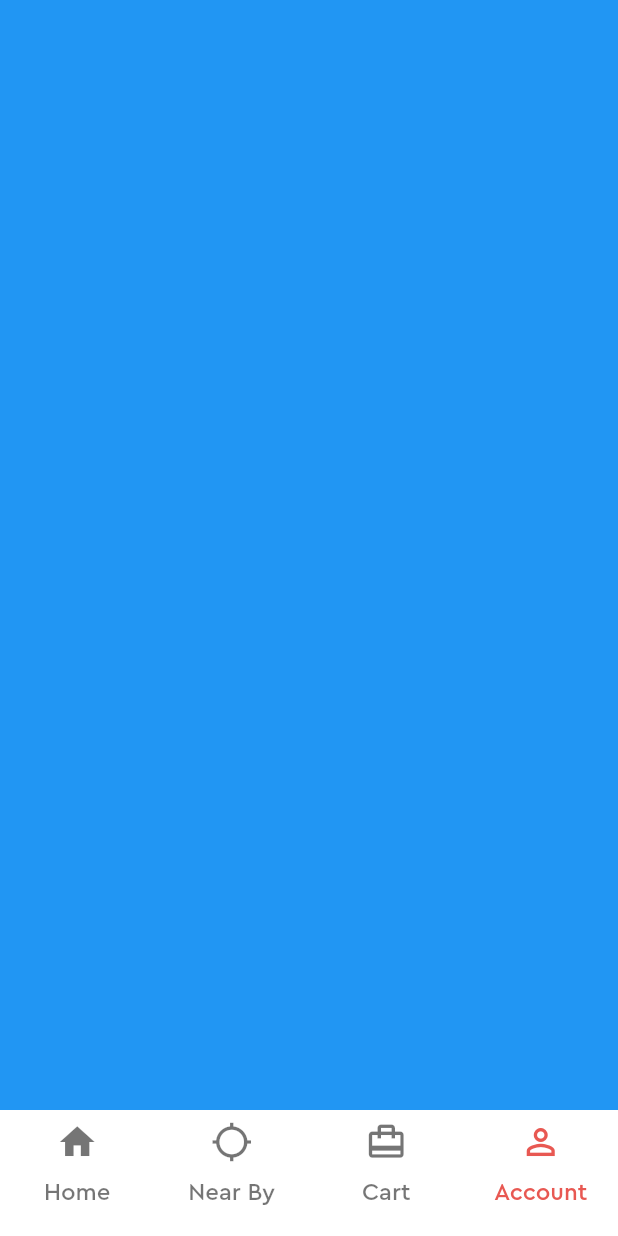
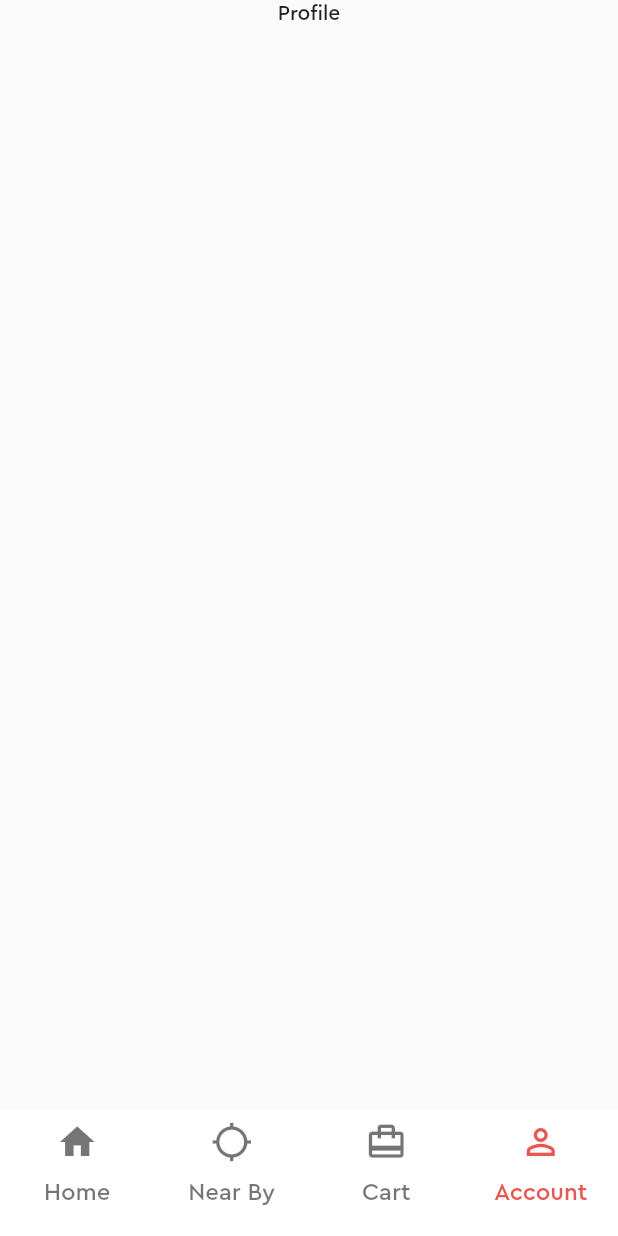
Before and after one commit to feMoraes0/food-bit-app, a Flutter app: the screen it shows after launch, item 4 of the bottom bar chosen, on a phone screen of 412 x 824 dp. Run offline on Flutter 3.47's test engine with Material 2 defaults, Android fonts, the phone set to English and light mode, and no system bars.

Commit message:
Added account tab

```diff
--- a/lib/app/app.dart
+++ b/lib/app/app.dart
@@ -1,4 +1,5 @@
 import 'package:flutter/material.dart';
+import 'package:food_bit_app/app/tabs/account/account.dart';
 import 'package:food_bit_app/app/tabs/home/home.dart';
 
 class App extends StatelessWidget {
@@ -12,15 +13,9 @@ class App extends StatelessWidget {
         body: TabBarView(
           children: <Widget>[
             Home(),
-            Container(
-              color: Colors.yellow,
-            ),
-            Container(
-              color: Colors.purple,
-            ),
-            Container(
-              color: Colors.blue,
-            ),
+            Container(color: Colors.yellow),
+            Container(color: Colors.purple),
+            Account(),
           ],
         ),
         bottomNavigationBar: Material(
--- /dev/null
+++ b/lib/app/tabs/account/account.dart
@@ -0,0 +1,14 @@
+import 'package:flutter/material.dart';
+
+class Account extends StatelessWidget {
+  @override
+  Widget build(BuildContext context) {
+    return SafeArea(
+      child: Column(
+        children: <Widget>[
+          Text('Profile'),
+        ],
+      ),
+    );
+  }
+}
```
